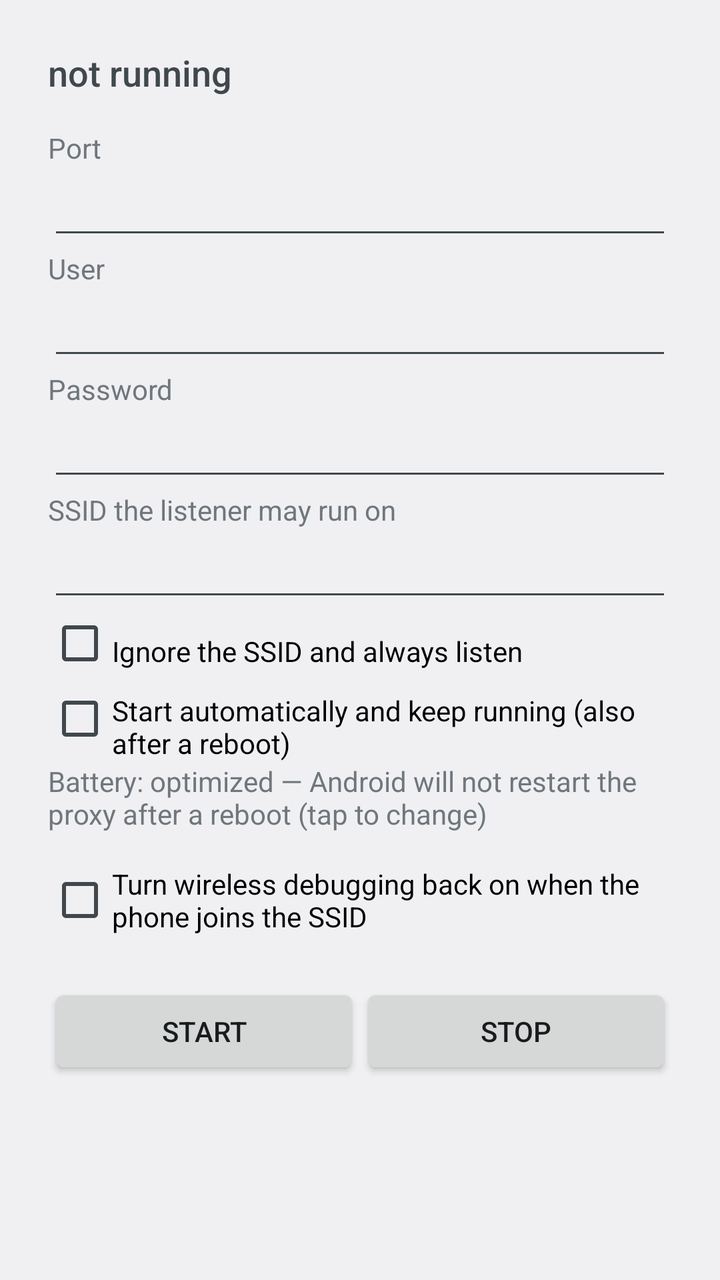
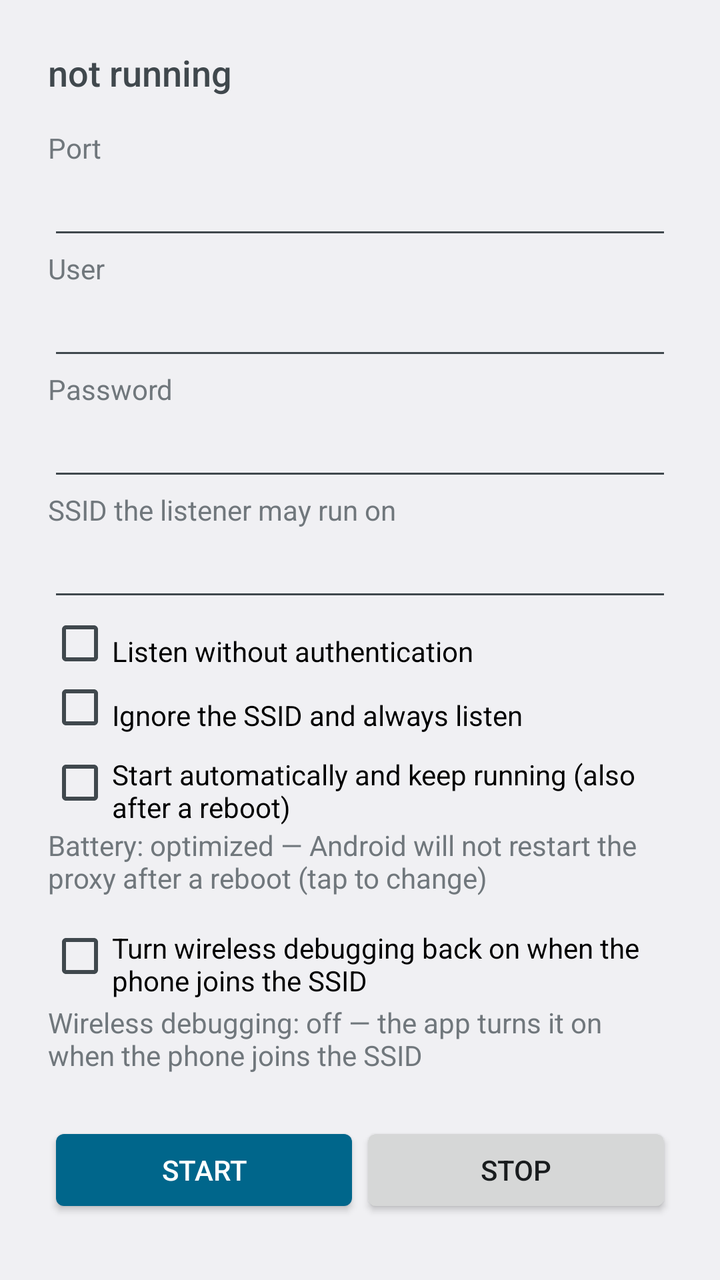

Compare the two renders of this Android layout. The source of the first and the diff that turns it into the second are given below.
<!-- AndroidManifest.xml: activity theme AppTheme -->
<!-- res/layout/activity_main.xml -->
<?xml version="1.0" encoding="utf-8"?>
<ScrollView xmlns:android="http://schemas.android.com/apk/res/android"
    android:layout_width="match_parent"
    android:layout_height="match_parent"
    android:fillViewport="true">

    <LinearLayout
        android:layout_width="match_parent"
        android:layout_height="wrap_content"
        android:orientation="vertical"
        android:padding="24dp">

        <TextView
            android:id="@+id/status"
            android:layout_width="match_parent"
            android:layout_height="wrap_content"
            android:paddingBottom="16dp"
            android:text="@string/status_unknown"
            android:textAppearance="?android:attr/textAppearanceMedium" />

        <TextView
            android:layout_width="match_parent"
            android:layout_height="wrap_content"
            android:labelFor="@+id/port"
            android:text="@string/label_port" />

        <EditText
            android:id="@+id/port"
            android:layout_width="match_parent"
            android:layout_height="wrap_content"
            android:autofillHints=""
            android:inputType="number" />

        <TextView
            android:layout_width="match_parent"
            android:layout_height="wrap_content"
            android:labelFor="@+id/user"
            android:text="@string/label_user" />

        <EditText
            android:id="@+id/user"
            android:layout_width="match_parent"
            android:layout_height="wrap_content"
            android:autofillHints="username"
            android:inputType="text" />

        <TextView
            android:layout_width="match_parent"
            android:layout_height="wrap_content"
            android:labelFor="@+id/password"
            android:text="@string/label_password" />

        <EditText
            android:id="@+id/password"
            android:layout_width="match_parent"
            android:layout_height="wrap_content"
            android:autofillHints="password"
            android:inputType="textPassword" />

        <TextView
            android:layout_width="match_parent"
            android:layout_height="wrap_content"
            android:labelFor="@+id/ssid"
            android:text="@string/label_ssid" />

        <EditText
            android:id="@+id/ssid"
            android:layout_width="match_parent"
            android:layout_height="wrap_content"
            android:autofillHints=""
            android:inputType="text" />

        <CheckBox
            android:id="@+id/any_network"
            android:layout_width="match_parent"
            android:layout_height="wrap_content"
            android:paddingTop="8dp"
            android:text="@string/label_any_network" />

        <CheckBox
            android:id="@+id/auto_start"
            android:layout_width="match_parent"
            android:layout_height="wrap_content"
            android:paddingTop="8dp"
            android:text="@string/label_auto_start" />

        <TextView
            android:id="@+id/battery"
            android:layout_width="match_parent"
            android:layout_height="wrap_content"
            android:paddingBottom="8dp"
            android:text="@string/battery_optimized"
            android:textAppearance="?android:attr/textAppearanceSmall" />

        <CheckBox
            android:id="@+id/adb_wifi"
            android:layout_width="match_parent"
            android:layout_height="wrap_content"
            android:paddingTop="8dp"
            android:paddingBottom="8dp"
            android:text="@string/label_adb_wifi" />

        <LinearLayout
            android:layout_width="match_parent"
            android:layout_height="wrap_content"
            android:orientation="horizontal"
            android:paddingTop="16dp">

            <Button
                android:id="@+id/start"
                android:layout_width="0dp"
                android:layout_height="wrap_content"
                android:layout_weight="1"
                android:text="@string/action_start" />

            <Button
                android:id="@+id/stop"
                android:layout_width="0dp"
                android:layout_height="wrap_content"
                android:layout_weight="1"
                android:text="@string/action_stop" />
        </LinearLayout>
    </LinearLayout>
</ScrollView>
<!-- resources referenced by this layout -->
<resources>
  <string name="action_start">Start</string>
  <string name="action_stop">Stop</string>
  <string name="battery_optimized">Battery: optimized — Android will not restart the proxy after a reboot (tap to change)</string>
  <string name="label_adb_wifi">Turn wireless debugging back on when the phone joins the SSID</string>
  <string name="label_any_network">Ignore the SSID and always listen</string>
  <string name="label_auto_start">Start automatically and keep running (also after a reboot)</string>
  <string name="label_password">Password</string>
  <string name="label_port">Port</string>
  <string name="label_ssid">SSID the listener may run on</string>
  <string name="label_user">User</string>
  <string name="status_unknown">not running</string>
  <style name="AppTheme" parent="@android:style/Theme.DeviceDefault.DayNight">
          <item name="android:windowOptOutEdgeToEdgeEnforcement">true</item>
      </style>
</resources>

<!-- the commit's change to res/layout/activity_main.xml (unified diff, before → after) -->
@@ -71,6 +71,13 @@
             android:inputType="text" />
 
         <CheckBox
+            android:id="@+id/anonymous"
+            android:layout_width="match_parent"
+            android:layout_height="wrap_content"
+            android:paddingTop="8dp"
+            android:text="@string/label_anonymous" />
+
+        <CheckBox
             android:id="@+id/any_network"
             android:layout_width="match_parent"
             android:layout_height="wrap_content"
@@ -97,8 +104,25 @@
             android:layout_width="match_parent"
             android:layout_height="wrap_content"
             android:paddingTop="8dp"
+            android:text="@string/label_adb_wifi" />
+
+        <TextView
+            android:id="@+id/adb_state"
+            android:layout_width="match_parent"
+            android:layout_height="wrap_content"
+            android:paddingTop="2dp"
             android:paddingBottom="8dp"
-            android:text="@string/label_adb_wifi" />
+            android:text="@string/adb_wifi_state_off"
+            android:textAppearance="?android:attr/textAppearanceSmall" />
+
+        <TextView
+            android:id="@+id/pending"
+            android:layout_width="match_parent"
+            android:layout_height="wrap_content"
+            android:paddingTop="16dp"
+            android:text="@string/pending_changes"
+            android:textAppearance="?android:attr/textAppearanceSmall"
+            android:visibility="gone" />
 
         <LinearLayout
             android:layout_width="match_parent"
@@ -111,7 +135,9 @@
                 android:layout_width="0dp"
                 android:layout_height="wrap_content"
                 android:layout_weight="1"
-                android:text="@string/action_start" />
+                android:backgroundTint="?android:attr/colorAccent"
+                android:text="@string/action_start"
+                android:textColor="@android:color/white" />
 
             <Button
                 android:id="@+id/stop"
<!-- resource entries referenced after the edit -->
@@ -2,14 +2,17 @@
 <resources>
   <string name="action_start">Start</string>
   <string name="action_stop">Stop</string>
+  <string name="adb_wifi_state_off">Wireless debugging: off — the app turns it on when the phone joins the SSID</string>
   <string name="battery_optimized">Battery: optimized — Android will not restart the proxy after a reboot (tap to change)</string>
   <string name="label_adb_wifi">Turn wireless debugging back on when the phone joins the SSID</string>
+  <string name="label_anonymous">Listen without authentication</string>
   <string name="label_any_network">Ignore the SSID and always listen</string>
   <string name="label_auto_start">Start automatically and keep running (also after a reboot)</string>
   <string name="label_password">Password</string>
   <string name="label_port">Port</string>
   <string name="label_ssid">SSID the listener may run on</string>
   <string name="label_user">User</string>
+  <string name="pending_changes">Not applied yet — press Start</string>
   <string name="status_unknown">not running</string>
   <style name="AppTheme" parent="@android:style/Theme.DeviceDefault.DayNight">
           <item name="android:windowOptOutEdgeToEdgeEnforcement">true</item>
